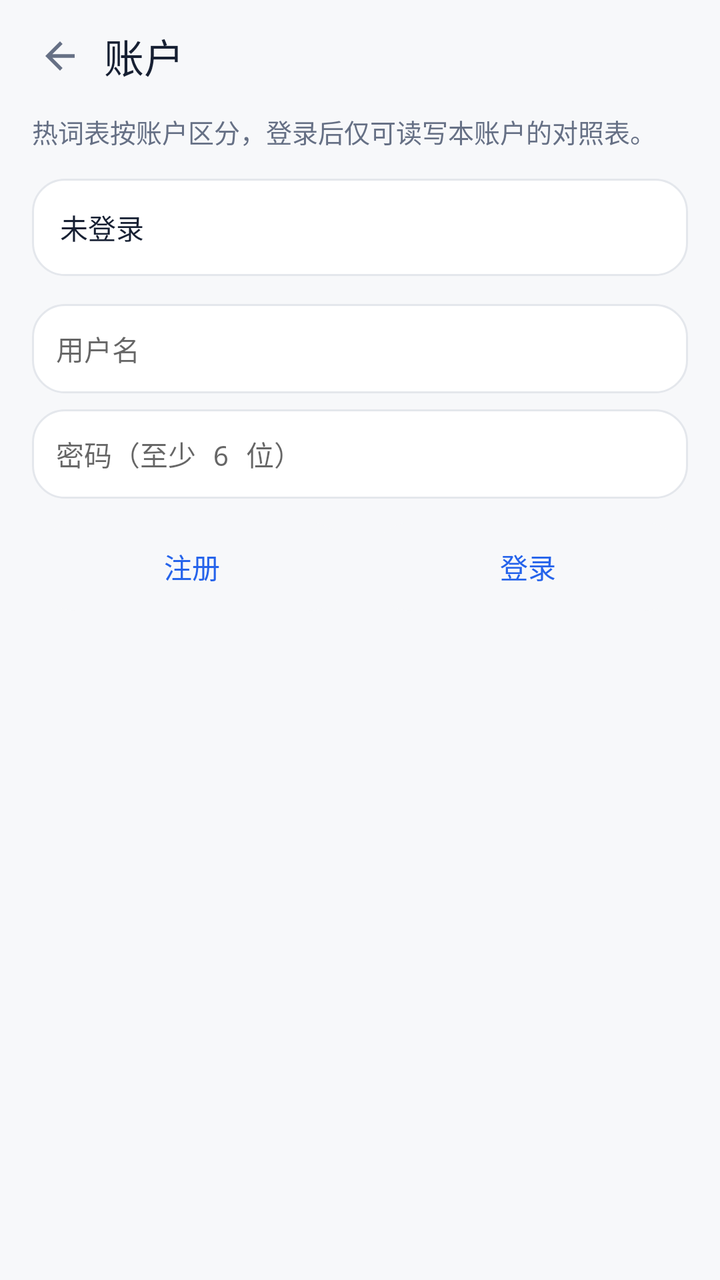
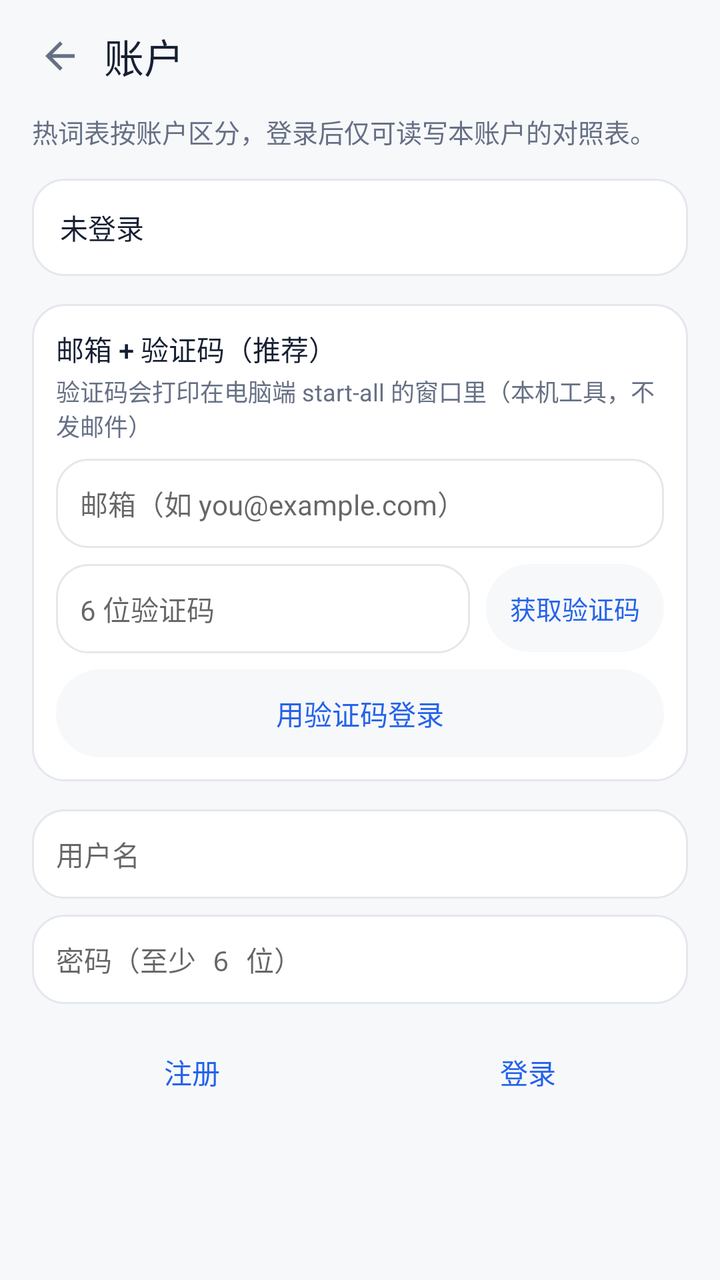

Screens rendered from an Android XML layout before and after an edit, with the pre-edit source and the edit as a unified diff.
<!-- AndroidManifest.xml: application theme AppTheme -->
<!-- res/layout/overlay_account.xml -->
<?xml version="1.0" encoding="utf-8"?>
<LinearLayout xmlns:android="http://schemas.android.com/apk/res/android"
    android:layout_width="match_parent"
    android:layout_height="match_parent"
    android:background="@color/page"
    android:orientation="vertical">

    <LinearLayout
        android:layout_width="match_parent"
        android:layout_height="56dp"
        android:gravity="center_vertical"
        android:orientation="horizontal"
        android:paddingStart="8dp"
        android:paddingEnd="16dp">

        <ImageView
            android:id="@+id/accountBack"
            android:layout_width="44dp"
            android:layout_height="44dp"
            android:background="@drawable/tap_icon_bare"
            android:clickable="true"
            android:contentDescription="@string/back"
            android:focusable="true"
            android:padding="11dp"
            android:src="@drawable/ic_back" />

        <TextView
            android:layout_width="0dp"
            android:layout_height="wrap_content"
            android:layout_weight="1"
            android:fontFamily="sans-serif-medium"
            android:text="@string/account_title"
            android:textColor="@color/ink"
            android:textSize="20sp" />
    </LinearLayout>

    <ScrollView
        android:layout_width="match_parent"
        android:layout_height="0dp"
        android:layout_weight="1"
        android:fillViewport="true">

        <LinearLayout
            android:layout_width="match_parent"
            android:layout_height="wrap_content"
            android:orientation="vertical"
            android:paddingStart="16dp"
            android:paddingEnd="16dp"
            android:paddingBottom="24dp">

            <TextView
                android:layout_width="match_parent"
                android:layout_height="wrap_content"
                android:text="@string/account_intro"
                android:textColor="@color/ink_soft"
                android:textSize="13sp" />

            
            <TextView
                android:id="@+id/accountState"
                android:layout_width="match_parent"
                android:layout_height="wrap_content"
                android:layout_marginTop="14dp"
                android:background="@drawable/bg_card"
                android:padding="14dp"
                android:text="@string/account_state_none"
                android:textColor="@color/ink"
                android:textSize="14sp" />

            <EditText
                android:id="@+id/accountUsername"
                android:layout_width="match_parent"
                android:layout_height="wrap_content"
                android:layout_marginTop="14dp"
                android:background="@drawable/bg_card"
                android:hint="@string/account_username"
                android:inputType="text"
                android:maxLines="1"
                android:padding="12dp"
                android:textColor="@color/ink"
                android:textSize="14sp" />

            <EditText
                android:id="@+id/accountPassword"
                android:layout_width="match_parent"
                android:layout_height="wrap_content"
                android:layout_marginTop="8dp"
                android:background="@drawable/bg_card"
                android:hint="@string/account_password_hint"
                android:inputType="textPassword"
                android:maxLines="1"
                android:padding="12dp"
                android:textColor="@color/ink"
                android:textSize="14sp" />

            <LinearLayout
                android:layout_width="match_parent"
                android:layout_height="wrap_content"
                android:layout_marginTop="12dp"
                android:orientation="horizontal">

                <TextView
                    android:id="@+id/accountRegister"
                    android:layout_width="0dp"
                    android:layout_height="44dp"
                    android:layout_weight="1"
                    android:background="@drawable/tap_pill"
                    android:clickable="true"
                    android:focusable="true"
                    android:gravity="center"
                    android:text="@string/account_register"
                    android:textColor="@color/brand"
                    android:textSize="14sp" />

                <TextView
                    android:id="@+id/accountLogin"
                    android:layout_width="0dp"
                    android:layout_height="44dp"
                    android:layout_marginStart="8dp"
                    android:layout_weight="1"
                    android:background="@drawable/tap_pill"
                    android:clickable="true"
                    android:focusable="true"
                    android:gravity="center"
                    android:text="@string/account_login"
                    android:textColor="@color/brand"
                    android:textSize="14sp" />
            </LinearLayout>

            <TextView
                android:id="@+id/accountLogout"
                android:layout_width="match_parent"
                android:layout_height="44dp"
                android:layout_marginTop="8dp"
                android:background="@drawable/tap_pill"
                android:clickable="true"
                android:focusable="true"
                android:gravity="center"
                android:text="@string/account_logout"
                android:textColor="@color/err"
                android:textSize="14sp"
                android:visibility="gone" />

            
            <TextView
                android:id="@+id/accountTokenTitle"
                android:layout_width="match_parent"
                android:layout_height="wrap_content"
                android:layout_marginTop="16dp"
                android:fontFamily="sans-serif-medium"
                android:text="@string/account_token_title"
                android:textColor="@color/ink_soft"
                android:textSize="13sp"
                android:visibility="gone" />

            <TextView
                android:id="@+id/accountToken"
                android:layout_width="match_parent"
                android:layout_height="wrap_content"
                android:layout_marginTop="4dp"
                android:background="@drawable/bg_card"
                android:fontFamily="monospace"
                android:padding="12dp"
                android:textColor="@color/ink_soft"
                android:textIsSelectable="true"
                android:textSize="11sp"
                android:visibility="gone" />

            <TextView
                android:id="@+id/accountStatus"
                android:layout_width="match_parent"
                android:layout_height="wrap_content"
                android:layout_marginTop="12dp"
                android:textColor="@color/ink_soft"
                android:textSize="13sp" />
        </LinearLayout>
    </ScrollView>
</LinearLayout>
<!-- resources referenced by this layout -->
<resources>
  <color name="brand">#2563EB</color>
  <color name="err">#D92D20</color>
  <color name="ink">#172033</color>
  <color name="ink_soft">#667085</color>
  <color name="page">#F7F8FA</color>
  <!-- drawable bg_card (drawable) -->
  <?xml version="1.0" encoding="utf-8"?>
  <shape xmlns:android="http://schemas.android.com/apk/res/android" android:shape="rectangle">
      <solid android:color="@color/surface" />
      <stroke android:width="1dp" android:color="@color/line" />
      <corners android:radius="16dp" />
  </shape>
  <!-- drawable ic_back (drawable) -->
  <?xml version="1.0" encoding="utf-8"?>
  <vector xmlns:android="http://schemas.android.com/apk/res/android"
      android:width="22dp" android:height="22dp"
      android:viewportWidth="24" android:viewportHeight="24">
      <path android:fillColor="@color/ink_soft"
          android:pathData="M20,11H7.83l5.59,-5.59L12,4l-8,8 8,8 1.41,-1.41L7.83,13H20v-2z" />
  </vector>
  <!-- drawable tap_icon_bare (drawable) -->
  <?xml version="1.0" encoding="utf-8"?>
  <ripple xmlns:android="http://schemas.android.com/apk/res/android"
      android:color="@color/ripple_light">
      <item>
          <shape android:shape="oval">
              <solid android:color="#00000000" />
          </shape>
      </item>
  </ripple>
  <!-- drawable tap_pill (drawable) -->
  <?xml version="1.0" encoding="utf-8"?>
  <ripple xmlns:android="http://schemas.android.com/apk/res/android"
      android:color="@color/ripple_light">
      <item android:drawable="@drawable/bg_pill" />
  </ripple>
  <string name="account_intro">热词表按账户区分，登录后仅可读写本账户的对照表。</string>
  <string name="account_login">登录</string>
  <string name="account_logout">注销这台设备的登录</string>
  <string name="account_password_hint">密码（至少 6 位）</string>
  <string name="account_register">注册</string>
  <string name="account_state_none">未登录</string>
  <string name="account_title">账户</string>
  <string name="account_token_title">当前 token</string>
  <string name="account_username">用户名</string>
  <string name="back">返回</string>
  <style name="AppTheme" parent="@android:style/Theme.Material.Light.NoActionBar">
          <item name="android:windowBackground">@color/page</item>
          <item name="android:statusBarColor">@color/page</item>
          <item name="android:windowLightStatusBar">true</item>
          <item name="android:navigationBarColor">@color/page</item>
          <item name="android:colorAccent">@color/brand</item>
      </style>
  <color name="surface">#FFFFFF</color>
  <color name="line">#E4E7EC</color>
  <color name="ripple_light">#14000000</color>
  <!-- drawable bg_pill (drawable) -->
  <?xml version="1.0" encoding="utf-8"?>
  <shape xmlns:android="http://schemas.android.com/apk/res/android" android:shape="rectangle">
      <solid android:color="@color/page" />
      <corners android:radius="22dp" />
  </shape>
</resources>

<!-- the commit's change to res/layout/overlay_account.xml (unified diff, before → after) -->
@@ -66,6 +66,93 @@
                 android:text="@string/account_state_none"
                 android:textColor="@color/ink"
                 android:textSize="14sp" />
+
+            
+            <LinearLayout
+                android:layout_width="match_parent"
+                android:layout_height="wrap_content"
+                android:layout_marginTop="14dp"
+                android:background="@drawable/bg_card"
+                android:orientation="vertical"
+                android:padding="12dp">
+
+                <TextView
+                    android:layout_width="match_parent"
+                    android:layout_height="wrap_content"
+                    android:fontFamily="sans-serif-medium"
+                    android:text="@string/account_email_title"
+                    android:textColor="@color/ink"
+                    android:textSize="14sp" />
+
+                <TextView
+                    android:layout_width="match_parent"
+                    android:layout_height="wrap_content"
+                    android:layout_marginTop="2dp"
+                    android:text="@string/account_email_note"
+                    android:textColor="@color/ink_soft"
+                    android:textSize="12sp" />
+
+                <EditText
+                    android:id="@+id/accountEmail"
+                    android:layout_width="match_parent"
+                    android:layout_height="wrap_content"
+                    android:layout_marginTop="8dp"
+                    android:background="@drawable/bg_card"
+                    android:hint="@string/account_email_hint"
+                    android:inputType="textEmailAddress"
+                    android:maxLines="1"
+                    android:padding="12dp"
+                    android:textColor="@color/ink"
+                    android:textSize="14sp" />
+
+                <LinearLayout
+                    android:layout_width="match_parent"
+                    android:layout_height="wrap_content"
+                    android:layout_marginTop="8dp"
+                    android:orientation="horizontal">
+
+                    <EditText
+                        android:id="@+id/accountCode"
+                        android:layout_width="0dp"
+                        android:layout_height="wrap_content"
+                        android:layout_weight="1"
+                        android:background="@drawable/bg_card"
+                        android:hint="@string/account_code_hint"
+                        android:inputType="number"
+                        android:maxLines="1"
+                        android:padding="12dp"
+                        android:textColor="@color/ink"
+                        android:textSize="14sp" />
+
+                    <TextView
+                        android:id="@+id/accountGetCode"
+                        android:layout_width="wrap_content"
+                        android:layout_height="44dp"
+                        android:layout_marginStart="8dp"
+                        android:background="@drawable/tap_pill"
+                        android:clickable="true"
+                        android:focusable="true"
+                        android:gravity="center"
+                        android:paddingStart="12dp"
+                        android:paddingEnd="12dp"
+                        android:text="@string/account_get_code"
+                        android:textColor="@color/brand"
+                        android:textSize="13sp" />
+                </LinearLayout>
+
+                <TextView
+                    android:id="@+id/accountEmailLogin"
+                    android:layout_width="match_parent"
+                    android:layout_height="44dp"
+                    android:layout_marginTop="8dp"
+                    android:background="@drawable/tap_pill"
+                    android:clickable="true"
+                    android:focusable="true"
+                    android:gravity="center"
+                    android:text="@string/account_email_login"
+                    android:textColor="@color/brand"
+                    android:textSize="14sp" />
+            </LinearLayout>
 
             <EditText
                 android:id="@+id/accountUsername"
<!-- resource entries referenced after the edit -->
@@ -36,6 +36,12 @@
       android:color="@color/ripple_light">
       <item android:drawable="@drawable/bg_pill" />
   </ripple>
+  <string name="account_code_hint">6 位验证码</string>
+  <string name="account_email_hint">邮箱（如 you@example.com）</string>
+  <string name="account_email_login">用验证码登录</string>
+  <string name="account_email_note">验证码会打印在电脑端 start-all 的窗口里（本机工具，不发邮件）</string>
+  <string name="account_email_title">邮箱 + 验证码（推荐）</string>
+  <string name="account_get_code">获取验证码</string>
   <string name="account_intro">热词表按账户区分，登录后仅可读写本账户的对照表。</string>
   <string name="account_login">登录</string>
   <string name="account_logout">注销这台设备的登录</string>
